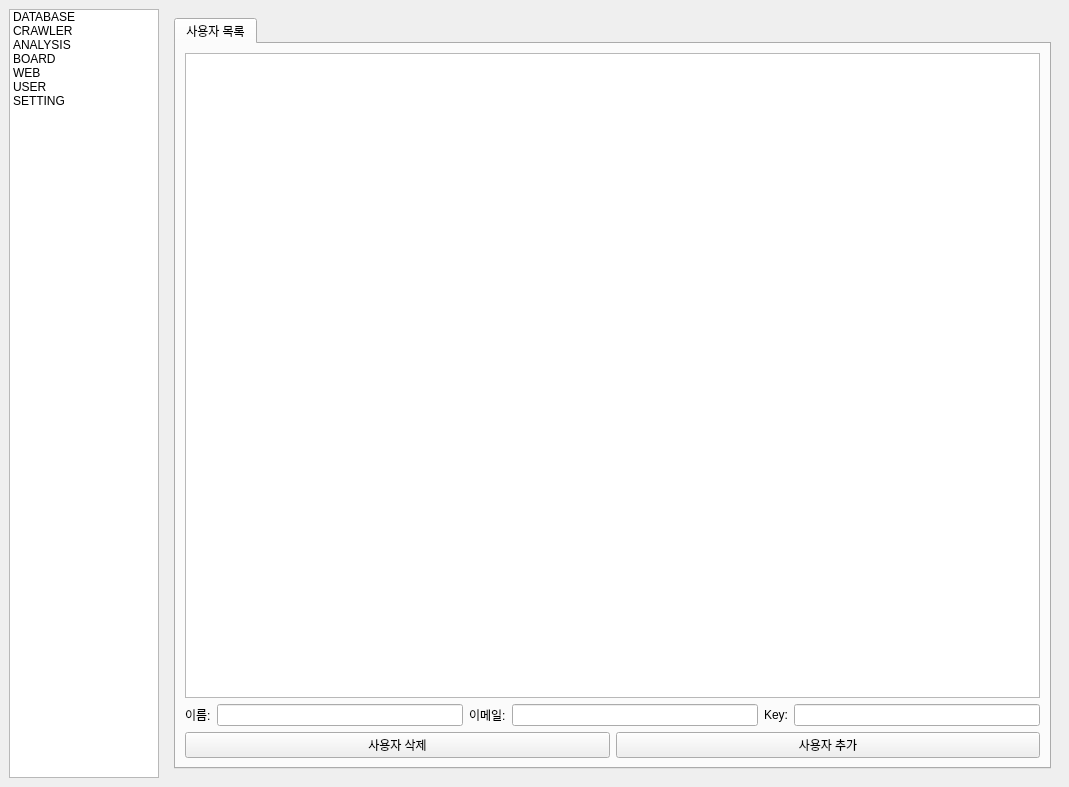
This is manager/app/assets/gui.ui in yojun313/knpu as Qt 5 draws it before an edit. The edited form follows.
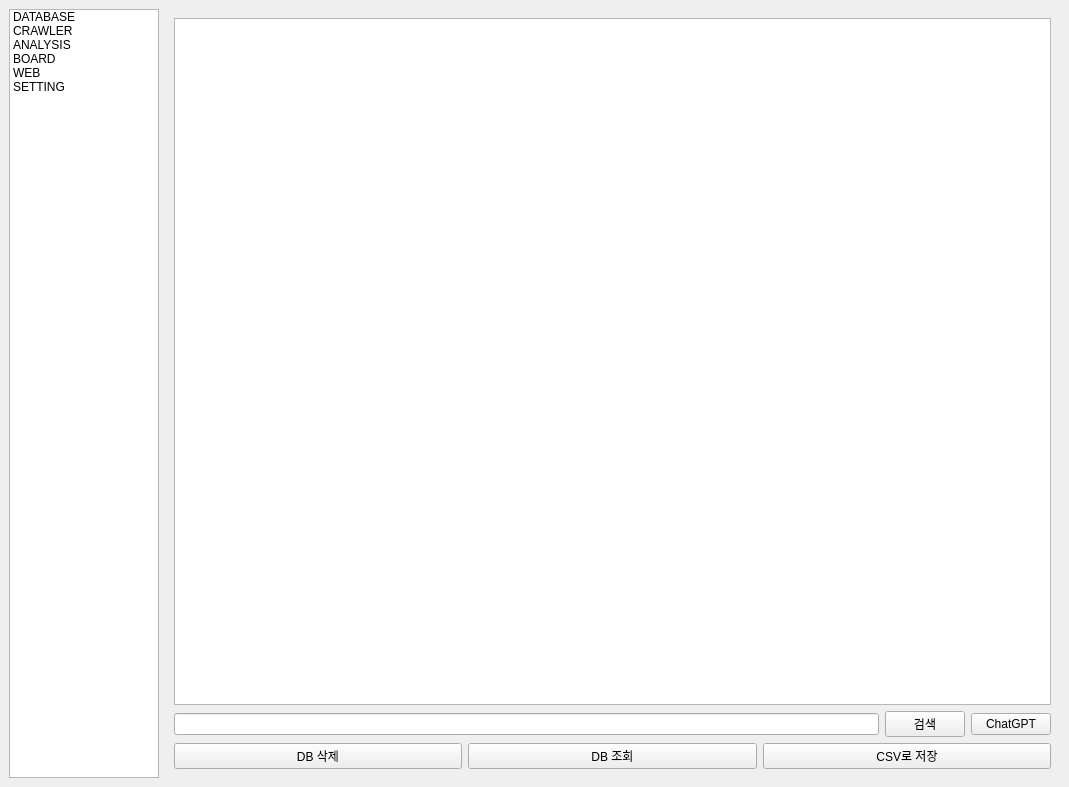
This is the edited form. The open tabs and pages were chosen to show the change.

The edit to the form file:
```diff
--- a/manager/app/assets/gui.ui
+++ b/manager/app/assets/gui.ui
@@ -54,11 +54,6 @@
         <string>WEB</string>
        </property>
       </item>
-      <item>
-       <property name="text">
-        <string>USER</string>
-       </property>
-      </item>
       <item>
        <property name="text">
         <string>SETTING</string>
@@ -564,82 +559,6 @@
         </item>
        </layout>
       </widget>
-      <widget class="QWidget" name="page_user">
-       <layout class="QVBoxLayout" name="verticalLayout_user">
-        <item>
-         <widget class="QTabWidget" name="tabWidget_user">
-          <property name="tabPosition">
-           <enum>QTabWidget::North</enum>
-          </property>
-          <property name="currentIndex">
-           <number>0</number>
-          </property>
-          <widget class="QWidget" name="tab_userlist">
-           <attribute name="title">
-            <string>사용자 목록</string>
-           </attribute>
-           <layout class="QVBoxLayout" name="verticalLayout">
-            <item>
-             <widget class="QTableWidget" name="user_tablewidget"/>
-            </item>
-            <item>
-             <layout class="QHBoxLayout" name="horizontalLayout_input">
-              <item>
-               <widget class="QLabel" name="label_name">
-                <property name="text">
-                 <string>이름:</string>
-                </property>
-               </widget>
-              </item>
-              <item>
-               <widget class="QLineEdit" name="userName_lineinput"/>
-              </item>
-              <item>
-               <widget class="QLabel" name="label_email">
-                <property name="text">
-                 <string>이메일:</string>
-                </property>
-               </widget>
-              </item>
-              <item>
-               <widget class="QLineEdit" name="user_email_lineinput"/>
-              </item>
-              <item>
-               <widget class="QLabel" name="label_key">
-                <property name="text">
-                 <string>Key:</string>
-                </property>
-               </widget>
-              </item>
-              <item>
-               <widget class="QLineEdit" name="user_key_lineinput"/>
-              </item>
-             </layout>
-            </item>
-            <item>
-             <layout class="QHBoxLayout" name="horizontalLayout">
-              <item>
-               <widget class="QPushButton" name="user_deleteuser_button">
-                <property name="text">
-                 <string>사용자 삭제</string>
-                </property>
-               </widget>
-              </item>
-              <item>
-               <widget class="QPushButton" name="user_adduser_button">
-                <property name="text">
-                 <string>사용자 추가</string>
-                </property>
-               </widget>
-              </item>
-             </layout>
-            </item>
-           </layout>
-          </widget>
-         </widget>
-        </item>
-       </layout>
-      </widget>
       <widget class="QWidget" name="page_info">
        <layout class="QVBoxLayout" name="verticalLayout"/>
       </widget>
```
